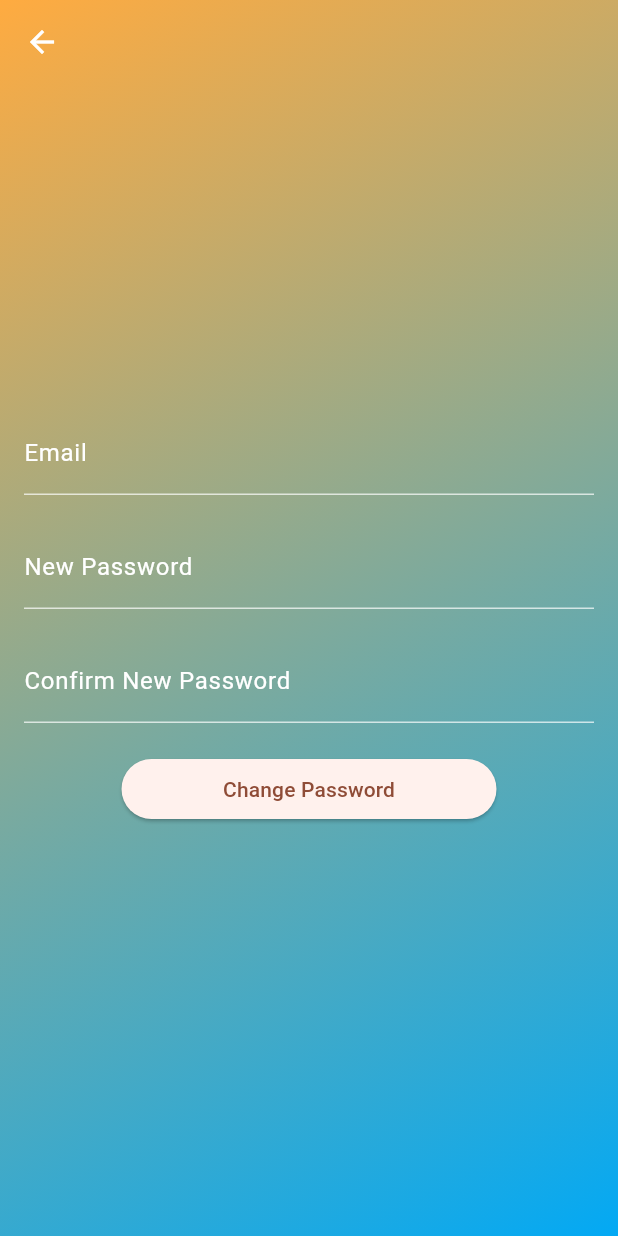
After one commit to tylrmwn012/CSC-Messaging-Application, a Flutter app: the screen it shows after launch, after a tap on "Forgot Password?", on a phone screen of 412 x 824 dp. The commit adds this screen. Run offline on Flutter 3.47's test engine with Material 3 defaults, Android fonts, the light colour scheme and no system bars; our stand-ins replace cloud_firestore, firebase_auth, firebase_core, flutter_riverpod; accounts and stored records are empty; statements that could not run were skipped.

Commit message:
new forgot password page

```diff
--- a/final_csc_app/lib/Authentication/authentication_screen.dart
+++ b/final_csc_app/lib/Authentication/authentication_screen.dart
@@ -2,6 +2,7 @@ import 'package:flutter/material.dart';
 import 'package:flutter_riverpod/flutter_riverpod.dart';
 import 'register_screen.dart' as register;
 import '../Firebase/auth_provider.dart';
+import 'forgot_password.dart';
 
 // This screen is where the user either logs in with an email and password.
 // Or they can move on to the register screen and register with an email and password,
@@ -89,7 +90,20 @@ class _LogInState extends ConsumerState<LogIn> {
                 style: const TextStyle(color: Colors.white),
                 controller: passwordController,
               ),
-              const SizedBox(height: 16),
+
+// INSERT FORGOT PASSWORD BUTTON
+              TextButton(onPressed: () {
+                Navigator.push(
+                      context,
+                      MaterialPageRoute(
+                        builder: (context) => ForgotPassword(),
+                      ),
+                    );
+              },
+                child: Text("Forgot Password?", style: TextStyle(color: Colors.white),),),
+
+
+
               SizedBox(
                 width: 250,
                 child: ElevatedButton(
--- /dev/null
+++ b/final_csc_app/lib/Authentication/forgot_password.dart
@@ -0,0 +1,109 @@
+import 'package:flutter/material.dart';
+import 'package:flutter_riverpod/flutter_riverpod.dart';
+
+// This screen is where the user either logs in with an email and password.
+// Or they can move on to the register screen and register with an email and password,
+// and a first name and last name.
+
+class ForgotPassword extends ConsumerStatefulWidget {
+  const ForgotPassword({super.key});
+
+  @override
+  ConsumerState<ForgotPassword> createState() => _ForgotPassword();
+}
+
+
+class _ForgotPassword extends ConsumerState<ForgotPassword> {
+  final emailController = TextEditingController(); // user entered email
+  final passwordController = TextEditingController(); // user entered password
+  final cpasswordController = TextEditingController(); // user entered confirm password
+
+  // Sign up function which takes user input of email and password (for now).
+  // If the password does not match the confrimation password, the error is displayed and
+  // the user can try again. If it does match, however, authService is called and passes inputs to
+  // the signUpWithEmailandPassword function. If everything is fine, the user proceeds to the contacts
+  // screen. Else, an error is displayed as a string in a SnackBar.
+
+  @override
+  Widget build(BuildContext context) {
+    return Scaffold(
+      appBar: AppBar(
+        leading: const BackButton(
+          color: Colors.white,
+        ),
+        backgroundColor: Colors.transparent,
+        elevation: 0.0,
+      ),
+      extendBodyBehindAppBar: true,      body:
+      Container(
+        decoration: const BoxDecoration(
+          gradient: LinearGradient(
+            colors: [Colors.lightBlue, Colors.orangeAccent],
+            begin: Alignment.bottomRight,
+            end: Alignment.topLeft,
+          ),
+        ),
+        child: Padding(
+          padding: const EdgeInsets.all(16.0),
+          child: Column(
+            mainAxisAlignment: MainAxisAlignment.center,
+            spacing: 20,
+            children: [
+
+              // Email
+              TextField(
+                obscureText: false,
+                controller: emailController,
+                decoration: const InputDecoration(
+                  labelText: 'Email',
+                  labelStyle: TextStyle(color: Colors.white),
+                  enabledBorder: UnderlineInputBorder(
+                    borderSide: BorderSide(color: Colors.white70),
+                  ),
+                ),
+                style: const TextStyle(color: Colors.white),
+              ),
+
+              // Password
+              TextField(
+                obscureText: true,
+                controller: passwordController,
+                decoration: const InputDecoration(
+                  labelText: 'New Password',
+                  labelStyle: TextStyle(color: Colors.white),
+                  enabledBorder: UnderlineInputBorder(
+                    borderSide: BorderSide(color: Colors.white70),
+                  ),
+                ),
+                style: const TextStyle(color: Colors.white),
+              ),
+
+              // Confirm Password
+              TextField(
+                obscureText: true,
+                controller: cpasswordController,
+                decoration: const InputDecoration(
+                  labelText: 'Confirm New Password',
+                  labelStyle: TextStyle(color: Colors.white),
+                  enabledBorder: UnderlineInputBorder(
+                    borderSide: BorderSide(color: Colors.white70),
+                  ),
+                ),
+                style: const TextStyle(color: Colors.white),
+              ),
+
+              // Create Account
+              SizedBox(
+                  width: 250,
+                  child: ElevatedButton(
+                    onPressed: () {},
+                    child: const Text('Change Password'),
+                  ),
+                ),
+            ],
+          ),
+        ),
+      ),
+    );
+  }
+}
--- a/final_csc_app/lib/Contacts/add_contact.dart
+++ b/final_csc_app/lib/Contacts/add_contact.dart
@@ -1,4 +1,4 @@
-import 'package:final_csc_app/Read%20Data/get_user_name.dart';
+import 'package:final_csc_app/Read%20Data/add_contact_name.dart';
 import 'package:flutter/material.dart';
 import 'package:flutter_riverpod/flutter_riverpod.dart';
 import 'package:cloud_firestore/cloud_firestore.dart';
@@ -24,12 +24,14 @@ class _AddContact extends ConsumerState<AddContact> {
 
   // get list of other users for user search
   List<String> docIDs = [];
+  List<String> filteredUsers = [];  // duplicate list to be altered
 
   Future getDocID() async {
     await FirebaseFirestore.instance.collection('users').get().then(
       (snapshot) => snapshot.docs.forEach((document) {
         print(document.reference);
         docIDs.add(document.reference.id);
+        filteredUsers.add(document.reference.id); // duplicate list to be altered
       }),
     );
   }
@@ -60,9 +62,8 @@ class _AddContact extends ConsumerState<AddContact> {
             spacing: 1,
             children: [
 
-
-              const SizedBox(height: 80),
-              // Chat view
+              const SizedBox(height: 100),
+              // List of every user
               Expanded(
                 child: FutureBuilder(
                   future: getDocID(),
@@ -91,7 +92,6 @@ class _AddContact extends ConsumerState<AddContact> {
 
 
               Row(
-
                 // First Name
                 children: [
                   Flexible(
@@ -145,7 +145,8 @@ class _AddContact extends ConsumerState<AddContact> {
                   width: 250,
                   child: ElevatedButton(
                     onPressed: () {
-
+                      /*  LOGIC AT BOTTOM OF SCREEN */
+                      // onPressed = call function to filter list...
                     },
                     child: const Text('Search'),
                   ),
@@ -158,3 +159,34 @@ class _AddContact extends ConsumerState<AddContact> {
     );
   }
 }
+
+
+/*
+
+
+function that filters the users in the list {
+
+    for i in docIDs :
+
+        if fnameController == something :
+            if (first name != fnameController):
+                remove the user from the secondDocIDs
+
+
+        if lnameController == something :
+            if (last name != lnameController):
+               remove the user from the secondDocIDs
+
+
+        if emailController == something :
+            if (email != emailController):
+                remove the user from the secondDocIDs
+}
+
+    - we should keep the old list in case they make another search
+        for example, they clear their parameters and hit search.
+        it should display the full list again...
+
+
+
+*/
--- a/final_csc_app/lib/Read Data/get_user_name.dart
+++ b/final_csc_app/lib/Read Data/add_contact_name.dart
@@ -15,7 +15,7 @@ class GetUserName extends StatelessWidget {
       if (snapshot.connectionState == ConnectionState.done) {
         Map<String, dynamic> data =
             snapshot.data!.data() as Map<String, dynamic>;
-        return Text('${data['first name']} ${data['last name']}\n ${data['email']}');
+        return Text('${data['first name']} ${data['last name']}\n${data['email']}');
       }
       return Text('lodaing...');
       })
```
